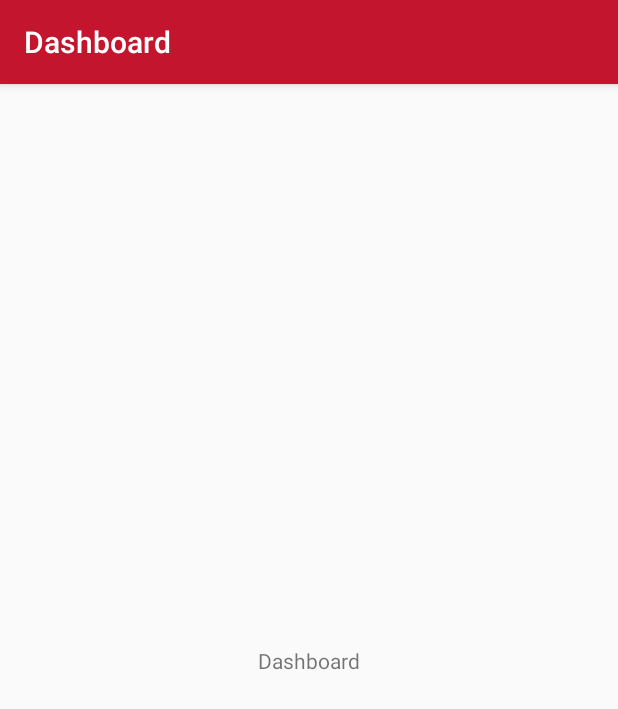
After one commit to Object-Pascal/ProftaakA2, an Android app: the fragment DashboardFragment shown on its own in the app's theme, on a phone screen of 412 x 824 dp. The commit adds this screen. Shown: the top 709 px of the screen. Run offline under Robolectric (Android 15) with nearby library versions, the phone set to English and light mode, and no system bars.

Commit message:
Inladen van views onclick van menuitem via fragments

```diff
--- /dev/null
+++ b/app/src/main/java/com/example/schatrijk_app/DashboardFragment.java
@@ -0,0 +1,22 @@
+package com.example.schatrijk_app;
+
+import android.os.Bundle;
+import android.support.annotation.Nullable;
+import android.support.v4.app.Fragment;
+import android.view.LayoutInflater;
+import android.view.View;
+import android.view.ViewGroup;
+
+public class DashboardFragment extends Fragment {
+    @Nullable
+    @Override
+    public View onCreateView(LayoutInflater inflater, @Nullable ViewGroup container, @Nullable Bundle savedInstanceState) {
+        return inflater.inflate(R.layout.dashboard_view, container, false);
+    }
+
+    @Override
+    public void onViewCreated(View view, @Nullable Bundle savedInstanceState) {
+        super.onViewCreated(view, savedInstanceState);
+        getActivity().setTitle("Dashboard");
+    }
+}
--- a/app/src/main/java/com/example/schatrijk_app/StartupSchermActivity.java
+++ b/app/src/main/java/com/example/schatrijk_app/StartupSchermActivity.java
@@ -25,7 +25,7 @@ public class StartupSchermActivity extends AppCompatActivity {
             public void onClick(View view) {
                 // TODO: Check if the sensors exist and are in working order
                 if (true) {
-                    Intent i = new Intent(getApplicationContext(), new DashboardActivity().getClass());
+                    Intent i = new Intent(getApplicationContext(), new DrawerActivity().getClass());
                     startActivity(i);
                 }
             }
--- a/app/src/main/res/layout/app_bar_main.xml
+++ b/app/src/main/res/layout/app_bar_main.xml
@@ -4,7 +4,7 @@
     xmlns:tools="http://schemas.android.com/tools"
     android:layout_width="match_parent"
     android:layout_height="match_parent"
-    tools:context=".DashboardActivity">
+    tools:context=".DrawerActivity">
 
     <android.support.design.widget.AppBarLayout
         android:layout_width="match_parent"
--- /dev/null
+++ b/app/src/main/res/layout/dashboard_view.xml
@@ -0,0 +1,21 @@
+<?xml version="1.0" encoding="utf-8"?>
+<android.support.constraint.ConstraintLayout
+    xmlns:android="http://schemas.android.com/apk/res/android"
+    xmlns:app="http://schemas.android.com/apk/res-auto"
+    android:layout_width="match_parent"
+    android:layout_height="match_parent">
+
+    <TextView
+        android:layout_width="wrap_content"
+        android:layout_height="wrap_content"
+        android:layout_marginStart="8dp"
+        android:layout_marginTop="8dp"
+        android:layout_marginEnd="8dp"
+        android:layout_marginBottom="8dp"
+        android:text="Dashboard"
+        app:layout_constraintBottom_toBottomOf="parent"
+        app:layout_constraintEnd_toEndOf="parent"
+        app:layout_constraintStart_toStartOf="parent"
+        app:layout_constraintTop_toTopOf="parent" />
+
+</android.support.constraint.ConstraintLayout>
```
Also changed, not shown: app/src/main/java/com/example/schatrijk_app/DrawerActivity.java (renamed from app/src/main/java/com/example/schatrijk_app/DashboardActivity.java, +23 -4 lines), app/src/main/java/com/example/schatrijk_app/KortingenFragment.java (added, +22 -0 lines), app/src/main/res/layout/kortingen_view.xml (added, +20 -0 lines).
